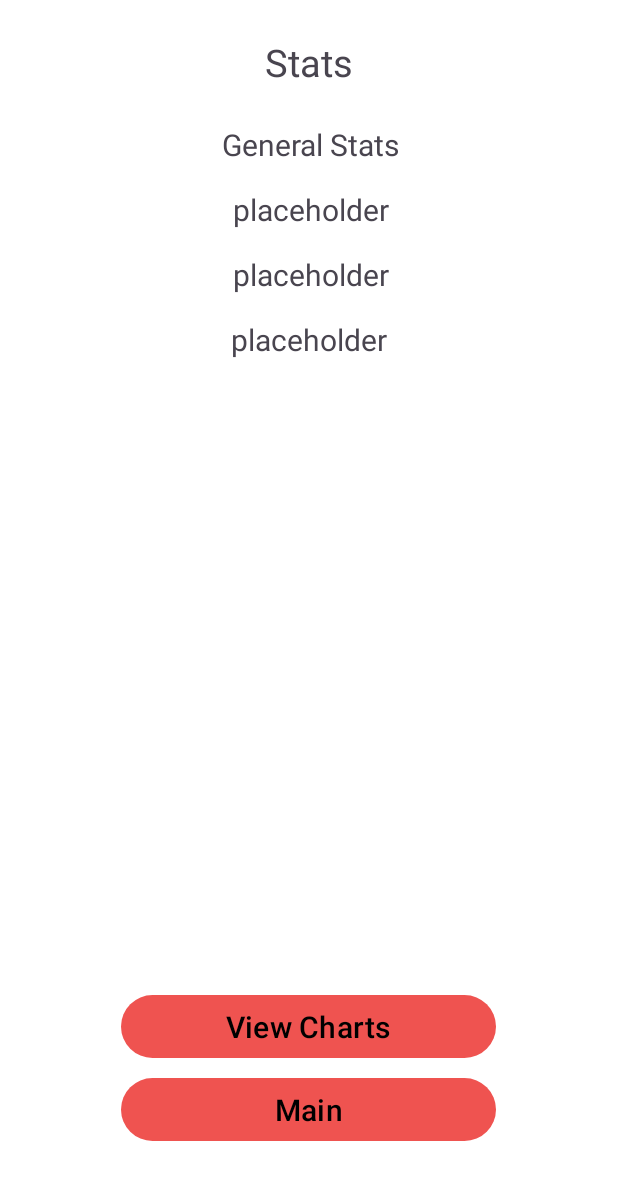
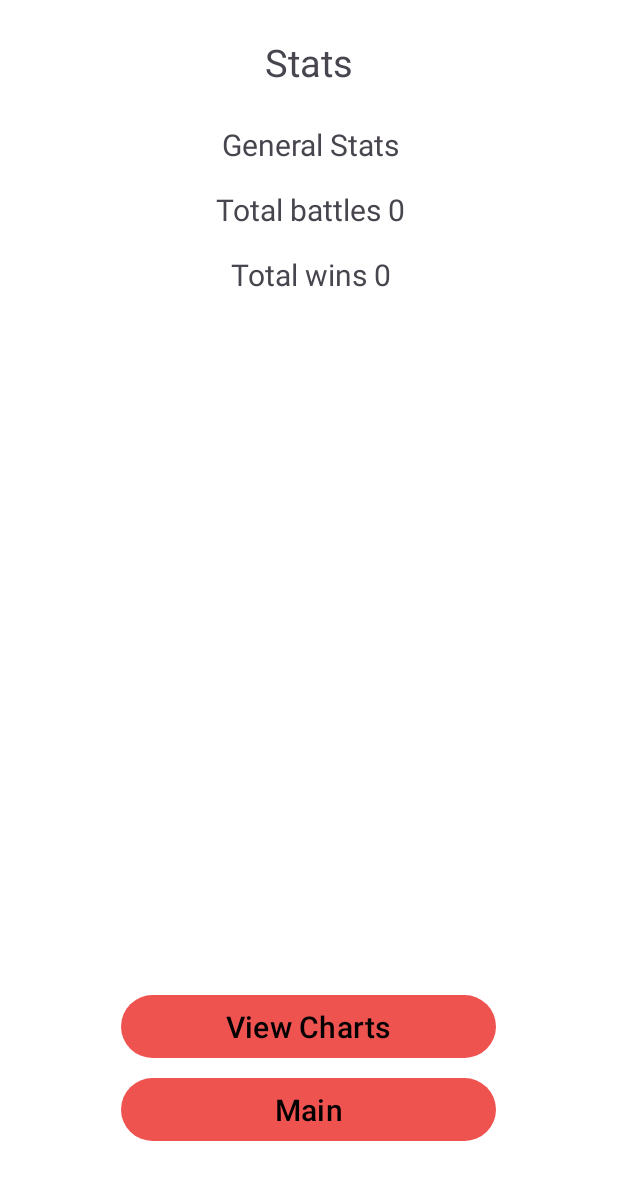
Before and after one commit to ArpaDeveloper/LutemonApp, an Android app: the StatisticsActivity screen opened directly, with no data from a screen before it, on a phone screen of 412 x 824 dp. Shown: the top 1180 px of the screen. Run offline under Robolectric (Android 15) with nearby library versions, the phone set to English and light mode, and no system bars.

Commit message:
Stats dont change

```diff
--- a/app/src/main/java/com/example/lutemongo/activities/StatisticsActivity.java
+++ b/app/src/main/java/com/example/lutemongo/activities/StatisticsActivity.java
@@ -1,21 +1,29 @@
 package com.example.lutemongo.activities;
 
+import android.annotation.SuppressLint;
 import android.os.Bundle;
+import android.widget.ProgressBar;
+import android.widget.TextView;
 
 import androidx.appcompat.app.AppCompatActivity;
 import androidx.recyclerview.widget.RecyclerView;
 
 import com.example.lutemongo.R;
 import com.example.lutemongo.filehandling.LoadLutemonsFromFile;
+import com.example.lutemongo.lutemonhandling.Lutemon;
 import com.example.lutemongo.lutemonhandling.LutemonManager;
+import com.example.lutemongo.lutemonhandling.Storage;
 import com.example.lutemongo.ui.RecyclerViewUtil;
 import com.example.lutemongo.ui.UIHandler;
+
+import java.util.List;
 
 /**
  * StatisticActivity handles stats ui actions
  */
 public class StatisticsActivity extends AppCompatActivity {
 
+    @SuppressLint("SetTextI18n")
     @Override
     protected void onCreate(Bundle savedInstanceState) {
         super.onCreate(savedInstanceState);
@@ -30,8 +38,27 @@ public class StatisticsActivity extends AppCompatActivity {
         //Setup the RecyclerView for Stats
         RecyclerView recyclerView = RecyclerViewUtil.setupRecyclerView(this, R.id.RecyclerViewStats);
 
+        //Initialize Storage
+        Storage storage = Storage.getInstance();
+
         //Load the data from file
         LoadLutemonsFromFile loader = new LoadLutemonsFromFile(recyclerView, R.layout.item_layout_stats);
         loader.loadLutemonData();
+
+        //Define UI
+        TextView totalBattlesText = findViewById(R.id.StatsFillText1);
+        TextView totalWinsText = findViewById(R.id.StatsFillText2);
+
+        List<Lutemon> allLutemons = storage.getLutemons();
+        int totalBattles = 0;
+        int totalWins = 0;
+
+        for (Lutemon lutemon : allLutemons) {
+            totalBattles += lutemon.getBattles();
+            totalWins += lutemon.getWins();
+        }
+
+        totalBattlesText.setText("Total battles "+String.valueOf(totalBattles));
+        totalWinsText.setText("Total wins "+String.valueOf(totalWins));
     }
 }
--- a/app/src/main/java/com/example/lutemongo/ui/LutemonViewHolder.java
+++ b/app/src/main/java/com/example/lutemongo/ui/LutemonViewHolder.java
@@ -82,9 +82,9 @@ public class LutemonViewHolder extends RecyclerView.ViewHolder {
         }
         else if(layoutResId == R.layout.item_layout_stats) {
             //Convert int to String for battles,wins,training
-            battlesTextView.setText(String.valueOf(lutemon.getExperience())); //Change after having method for these values
-            winsTextView.setText(String.valueOf(lutemon.getAttack()));
-            trainingTextView.setText(String.valueOf(lutemon.getHealth()));
+            battlesTextView.setText(String.valueOf(lutemon.getBattles()));
+            winsTextView.setText(String.valueOf(lutemon.getWins()));
+            trainingTextView.setText(String.valueOf(lutemon.getExperience()));
         }
 
 
--- a/app/src/main/res/layout/activity_statistics.xml
+++ b/app/src/main/res/layout/activity_statistics.xml
@@ -61,17 +61,6 @@
 
     <!--View Charts Button-->
 
-    <TextView
-        android:id="@+id/StatsFillText3"
-        android:layout_width="wrap_content"
-        android:layout_height="wrap_content"
-        android:layout_marginTop="16dp"
-        android:text="@string/placeholder"
-        android:textSize="20sp"
-        app:layout_constraintEnd_toEndOf="parent"
-        app:layout_constraintStart_toStartOf="parent"
-        app:layout_constraintTop_toBottomOf="@+id/StatsFillText2" />
-
     <Button
         android:id="@+id/view_charts_button"
         android:layout_width="250dp"
@@ -108,13 +97,11 @@
         android:layout_width="409dp"
         android:layout_height="300dp"
         android:layout_marginStart="1dp"
-        android:layout_marginTop="1dp"
         android:layout_marginEnd="1dp"
         android:layout_marginBottom="1dp"
+        android:contentDescription="@string/placeholder"
         app:layout_constraintBottom_toTopOf="@+id/view_charts_button"
         app:layout_constraintEnd_toEndOf="parent"
-        app:layout_constraintStart_toStartOf="parent"
-        android:contentDescription="@string/placeholder"
-        app:layout_constraintTop_toBottomOf="@+id/StatsFillText3" />
+        app:layout_constraintStart_toStartOf="parent" />
 
 </androidx.constraintlayout.widget.ConstraintLayout>
```
